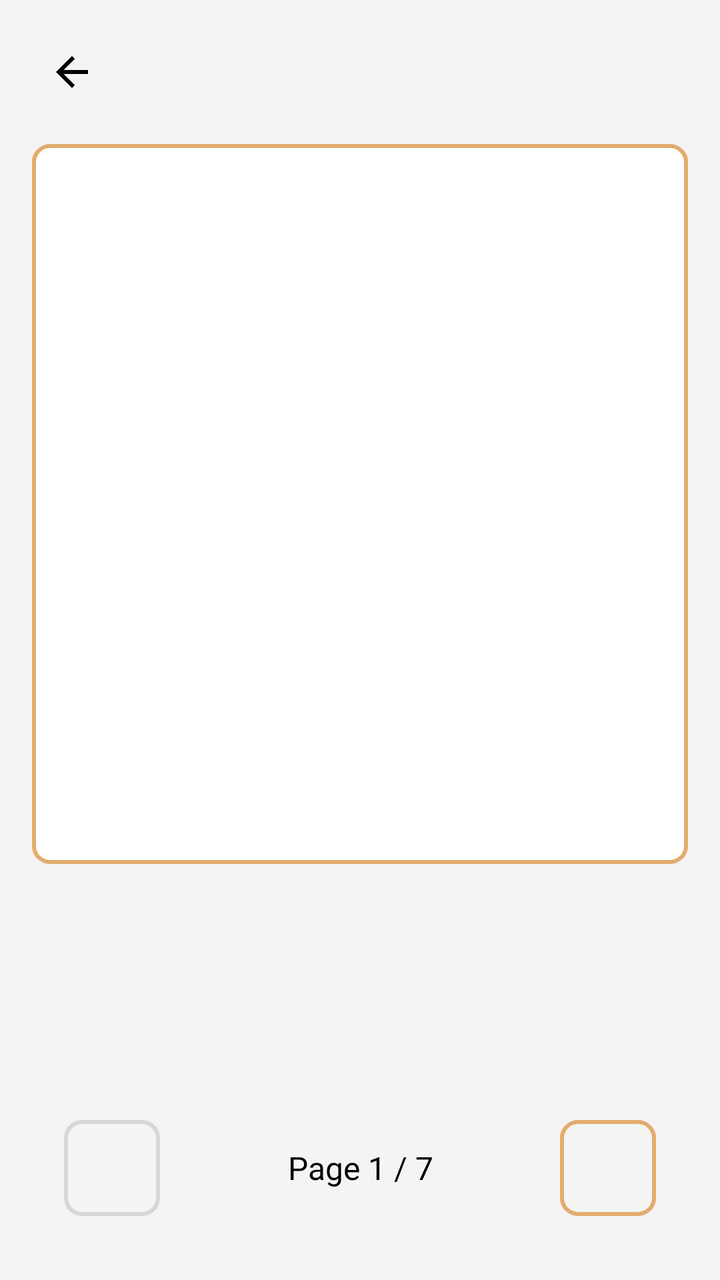
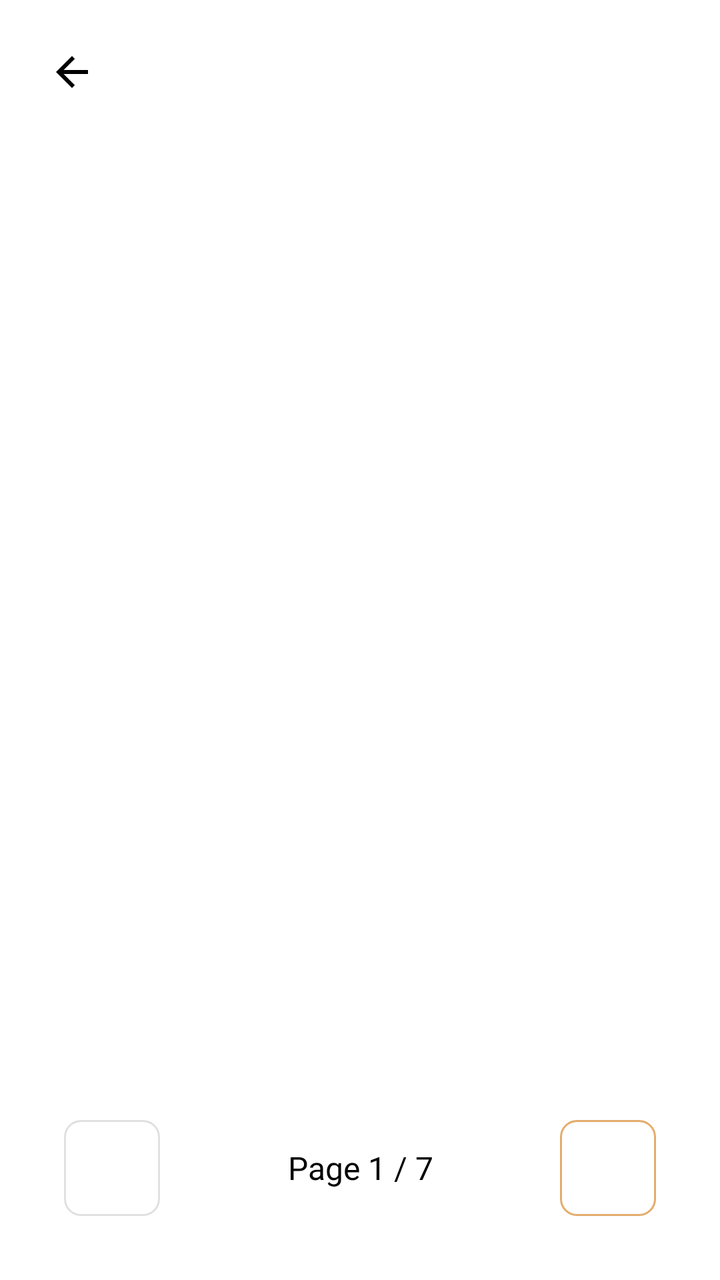

Screens rendered from an Android XML layout before and after an edit, with the pre-edit source and the edit as a unified diff.
<!-- AndroidManifest.xml: application theme Theme.BatiBookTwo -->
<!-- res/layout/activity_story_reader.xml -->
<?xml version="1.0" encoding="utf-8"?>
<FrameLayout xmlns:android="http://schemas.android.com/apk/res/android"
    xmlns:app="http://schemas.android.com/apk/res-auto"
    android:layout_width="match_parent"
    android:layout_height="match_parent"
    android:background="@color/light_gray">

    
    <LinearLayout
        android:id="@+id/story_page_container"
        android:layout_width="match_parent"
        android:layout_height="match_parent"
        android:orientation="vertical"
        android:padding="16dp">

        
        <LinearLayout
            android:layout_width="match_parent"
            android:layout_height="wrap_content"
            android:orientation="horizontal"
            android:gravity="center_vertical"
            android:paddingBottom="16dp">

            <ImageView
                android:id="@+id/back_button"
                android:layout_width="40dp"
                android:layout_height="40dp"
                android:src="@drawable/ic_arrow_back"
                android:background="?attr/selectableItemBackgroundBorderless"
                android:padding="8dp"
                android:contentDescription="Back" />

            <TextView
                android:layout_width="0dp"
                android:layout_height="wrap_content"
                android:layout_weight="1"
                android:text=""
                android:textSize="18sp"
                android:textStyle="bold"
                android:textColor="@color/black"
                android:gravity="center" />

            <View
                android:layout_width="40dp"
                android:layout_height="40dp" />

        </LinearLayout>

        
        <ImageView
            android:id="@+id/story_image"
            android:layout_width="match_parent"
            android:layout_height="0dp"
            android:layout_weight="1"
            android:scaleType="centerInside"
            android:background="@drawable/book_cover_bg"
            android:contentDescription="Story illustration"
            android:layout_marginBottom="16dp" />

        
        <TextView
            android:id="@+id/story_text"
            android:layout_width="match_parent"
            android:layout_height="wrap_content"
            android:text=""
            android:textSize="20sp"
            android:textColor="@color/black"
            android:gravity="center"
            android:padding="16dp"
            android:minHeight="80dp"
            android:fontFamily="@font/poppins_regular"
            android:layout_marginBottom="16dp" />

        
        <LinearLayout
            android:layout_width="match_parent"
            android:layout_height="wrap_content"
            android:orientation="horizontal"
            android:gravity="center_vertical"
            android:padding="16dp">

            <Button
                android:id="@+id/btn_prev"
                android:layout_width="48dp"
                android:layout_height="48dp"
                android:text="←"
                android:textSize="24sp"
                android:background="@drawable/button_secondary"
                android:textColor="@color/black"
                android:enabled="false" />

            <TextView
                android:id="@+id/page_indicator"
                android:layout_width="0dp"
                android:layout_height="wrap_content"
                android:layout_weight="1"
                android:text="Page 1 / 7"
                android:textSize="16sp"
                android:textColor="@color/black"
                android:gravity="center"
                android:fontFamily="@font/poppins_medium" />

            <Button
                android:id="@+id/btn_next"
                android:layout_width="48dp"
                android:layout_height="48dp"
                android:text="→"
                android:textSize="24sp"
                android:background="@drawable/button_secondary"
                android:textColor="@color/black" />

        </LinearLayout>

        
        <LinearLayout
            android:id="@+id/audio_controls"
            android:layout_width="match_parent"
            android:layout_height="wrap_content"
            android:orientation="horizontal"
            android:gravity="center"
            android:padding="16dp"
            android:visibility="gone">

            <ImageButton
                android:id="@+id/btn_rewind"
                android:layout_width="48dp"
                android:layout_height="48dp"
                android:src="@android:drawable/ic_media_rew"
                android:background="?attr/selectableItemBackgroundBorderless"
                android:contentDescription="Rewind" />

            <ImageButton
                android:id="@+id/btn_play_pause"
                android:layout_width="64dp"
                android:layout_height="64dp"
                android:src="@android:drawable/ic_media_play"
                android:background="?attr/selectableItemBackgroundBorderless"
                android:contentDescription="Play/Pause"
                android:layout_marginHorizontal="16dp" />

            <ImageButton
                android:id="@+id/btn_forward"
                android:layout_width="48dp"
                android:layout_height="48dp"
                android:src="@android:drawable/ic_media_ff"
                android:background="?attr/selectableItemBackgroundBorderless"
                android:contentDescription="Forward" />

        </LinearLayout>

    </LinearLayout>

    
    <ScrollView
        android:id="@+id/quiz_container"
        android:layout_width="match_parent"
        android:layout_height="match_parent"
        android:visibility="gone"
        android:padding="16dp">

        <LinearLayout
            android:layout_width="match_parent"
            android:layout_height="wrap_content"
            android:orientation="vertical">

            <TextView
                android:layout_width="match_parent"
                android:layout_height="wrap_content"
                android:text="Mini Quiz"
                android:textSize="24sp"
                android:textStyle="bold"
                android:textColor="@color/black"
                android:gravity="center"
                android:fontFamily="@font/poppins_bold"
                android:layout_marginBottom="24dp" />

            <TextView
                android:id="@+id/quiz_instruction"
                android:layout_width="match_parent"
                android:layout_height="wrap_content"
                android:text="Answer the questions based on the story you just read"
                android:textSize="18sp"
                android:textColor="@color/black"
                android:gravity="center"
                android:layout_marginBottom="32dp" />

            <LinearLayout
                android:id="@+id/quiz_questions_container"
                android:layout_width="match_parent"
                android:layout_height="wrap_content"
                android:orientation="vertical">

                

            </LinearLayout>

            <Button
                android:id="@+id/btn_submit_quiz"
                android:layout_width="match_parent"
                android:layout_height="56dp"
                android:text="Submit Quiz"
                android:textColor="@color/white"
                android:background="@drawable/button_primary"
                android:textSize="18sp"
                android:textStyle="bold"
                android:layout_marginTop="24dp"
                android:enabled="false" />

        </LinearLayout>

    </ScrollView>

</FrameLayout>
<!-- resources referenced by this layout -->
<resources>
  <color name="black">#FF000000</color>
  <color name="light_gray">#F4F4F4</color>
  <color name="white">#FFFFFFFF</color>
  <!-- drawable book_cover_bg (drawable) -->
  <?xml version="1.0" encoding="utf-8"?>
  <shape xmlns:android="http://schemas.android.com/apk/res/android"
      android:shape="rectangle">
      <solid android:color="@color/white" />
      <corners android:radius="8dp" />
      <stroke android:width="2dp" android:color="@color/golden_sand" />
  </shape>
  <!-- drawable button_primary (drawable) -->
  <?xml version="1.0" encoding="utf-8"?>
  <shape xmlns:android="http://schemas.android.com/apk/res/android"
      android:shape="rectangle">
      <solid android:color="@color/golden_sand" />
      <corners android:radius="20dp" />
  </shape>
  <!-- drawable button_secondary (drawable) -->
  <?xml version="1.0" encoding="utf-8"?>
  <shape xmlns:android="http://schemas.android.com/apk/res/android"
      android:shape="rectangle">
      <solid android:color="@android:color/transparent" />
      <corners android:radius="8dp" />
      <stroke android:width="2dp" android:color="@color/golden_sand" />
  </shape>
  <!-- drawable ic_arrow_back (drawable) -->
  <?xml version="1.0" encoding="utf-8"?>
  <vector xmlns:android="http://schemas.android.com/apk/res/android"
      android:width="24dp"
      android:height="24dp"
      android:viewportWidth="24"
      android:viewportHeight="24">
      <path
          android:fillColor="@color/black"
          android:pathData="M20,11H7.83l5.59,-5.59L12,4l-8,8 8,8 1.41,-1.41L7.83,13H20v-2z"/>
  </vector>
  <style name="Theme.BatiBookTwo" parent="Base.Theme.BatiBookTwo" />
  <color name="golden_sand">#E3AC6C</color>
  <style name="Base.Theme.BatiBookTwo" parent="Theme.Material3.DayNight.NoActionBar">
          
          <item name="colorPrimary">@color/golden_sand</item>
          <item name="colorOnPrimary">@color/white</item>
          <item name="colorSurface">@color/white</item>
          <item name="colorOnSurface">@color/black</item>
          <item name="android:colorBackground">@color/light_gray</item>
          <item name="colorOnBackground">@color/black</item>
      </style>
</resources>

<!-- the commit's change to res/layout/activity_story_reader.xml (unified diff, before → after) -->
@@ -3,7 +3,7 @@
     xmlns:app="http://schemas.android.com/apk/res-auto"
     android:layout_width="match_parent"
     android:layout_height="match_parent"
-    android:background="@color/light_gray">
+    android:background="@color/white">
 
     
     <LinearLayout
<!-- resource entries referenced after the edit -->
@@ -8,8 +8,8 @@
   <shape xmlns:android="http://schemas.android.com/apk/res/android"
       android:shape="rectangle">
       <solid android:color="@color/white" />
-      <corners android:radius="8dp" />
-      <stroke android:width="2dp" android:color="@color/golden_sand" />
+      <corners android:radius="0dp" />
+      <stroke android:width="0dp" android:color="@color/golden_sand" />
   </shape>
   <!-- drawable button_primary (drawable) -->
   <?xml version="1.0" encoding="utf-8"?>
@@ -24,7 +24,7 @@
       android:shape="rectangle">
       <solid android:color="@android:color/transparent" />
       <corners android:radius="8dp" />
-      <stroke android:width="2dp" android:color="@color/golden_sand" />
+      <stroke android:width="1dp" android:color="@color/golden_sand" />
   </shape>
   <!-- drawable ic_arrow_back (drawable) -->
   <?xml version="1.0" encoding="utf-8"?>
